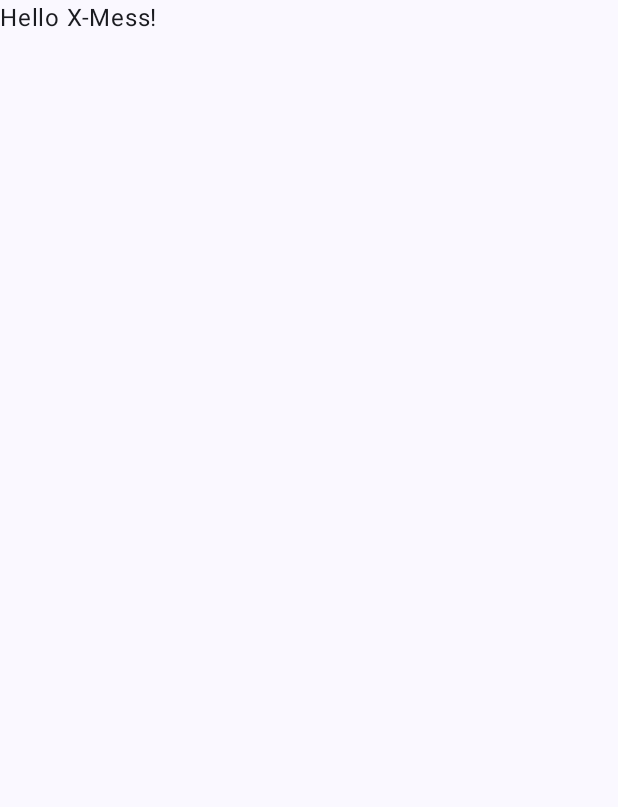
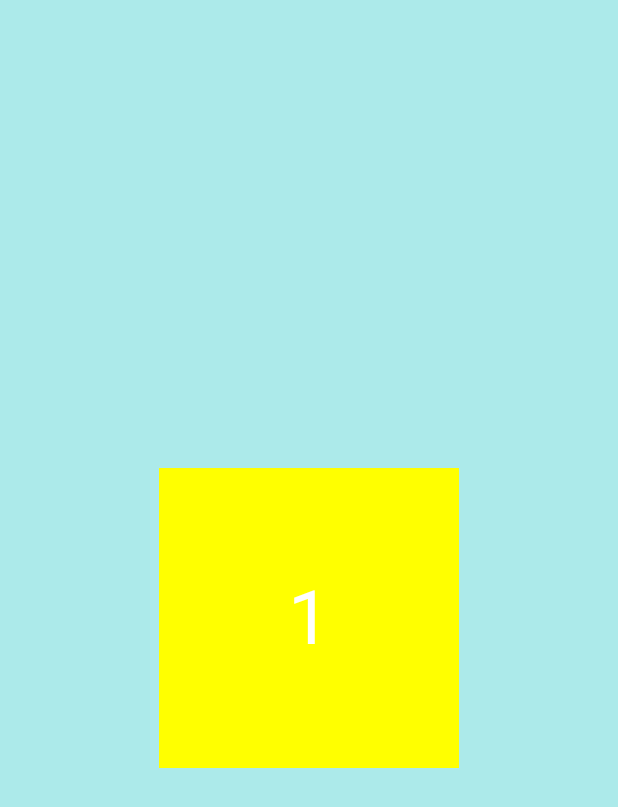
Before and after one commit to FrankNesling/x-mess, an Android app built with Jetpack Compose: the screen it shows after launch (MainActivity), on a phone screen of 412 x 824 dp. Before the commit the part shown is almost empty. Shown: the top 807 px of the screen. Run offline under Robolectric (Android 15) with nearby library versions, the phone set to English and light mode, and no system bars.

Commit message:
advents pager setup

```diff
--- /dev/null
+++ b/app/src/main/java/com/webiecom/x_mess/AdventsPager.kt
@@ -0,0 +1,34 @@
+package com.webiecom.x_mess
+
+import androidx.compose.foundation.pager.HorizontalPager
+import androidx.compose.foundation.pager.rememberPagerState
+import androidx.compose.runtime.Composable
+import androidx.compose.runtime.LaunchedEffect
+import java.time.LocalDate
+
+@Composable
+fun AdventsPager() {
+    val pagesAmount = 24
+
+    // horizontal pager
+    val pagerState = rememberPagerState(pageCount = {
+        pagesAmount
+    })
+
+    HorizontalPager(state = pagerState) { idx ->
+        DayPage(idx,)
+    }
+
+    // jump to current date
+
+    val currentDate = LocalDate.now()
+    var day = currentDate.dayOfMonth
+    val month = currentDate.monthValue
+    day = if (month != 12) 1
+    else minOf(day, 24)
+
+    LaunchedEffect(Unit) {
+        // 4. Scroll to the specific page/index
+        pagerState.animateScrollToPage(day-1)
+    }
+}
--- /dev/null
+++ b/app/src/main/java/com/webiecom/x_mess/DayPage.kt
@@ -0,0 +1,129 @@
+package com.webiecom.x_mess
+
+import androidx.compose.foundation.background
+import androidx.compose.foundation.clickable
+import androidx.compose.foundation.layout.Box
+import androidx.compose.foundation.layout.Column
+import androidx.compose.foundation.layout.Spacer
+import androidx.compose.foundation.layout.fillMaxSize
+import androidx.compose.foundation.layout.height
+import androidx.compose.foundation.layout.padding
+import androidx.compose.foundation.layout.size
+import androidx.compose.material3.AlertDialog
+import androidx.compose.material3.Button
+import androidx.compose.material3.Text
+import androidx.compose.runtime.Composable
+import androidx.compose.runtime.mutableStateOf
+import androidx.compose.runtime.remember
+import androidx.compose.ui.Alignment
+import androidx.compose.ui.Modifier
+import androidx.compose.ui.graphics.Color.Companion.Green
+import androidx.compose.ui.graphics.Color.Companion.White
+import androidx.compose.ui.graphics.Color.Companion.Yellow
+import androidx.compose.ui.text.font.FontWeight
+import androidx.compose.ui.text.style.TextAlign
+import androidx.compose.ui.unit.dp
+import androidx.compose.ui.unit.sp
+import java.time.LocalDate
+
+fun getDaySuffix(day: Int): String {
+    return when (day) {
+        1, 21 -> "st"
+        2, 22 -> "nd"
+        3, 23 -> "rd"
+        else -> "th"
+    }
+}
+
+@Composable
+fun DayPage(idx: Int) {
+    // Alert
+    val openAlert = remember { mutableStateOf(false) }
+    if (openAlert.value) {
+        AlertDialog(
+            onDismissRequest = { openAlert.value = false },
+            title = { Text("The day has not yet come.") },
+            text = { Text("Patience! December ${idx+1}${getDaySuffix(idx+1)} will come soon.") },
+            confirmButton = {
+                Button(onClick = { openAlert.value = false }) {
+                    Text("OK")
+                }
+            }
+        )
+    }
+
+    // open box
+    val openBox: () -> Unit = {
+        val currentDate = LocalDate.now()
+        val day = currentDate.dayOfMonth
+        val month = currentDate.monthValue
+
+        // check for correct day
+        if (idx + 1 <= day && month == 12) {
+            openAlert.value = false
+        } else {
+            openAlert.value = true
+        }
+
+
+    }
+
+    val hasBeenOpened = false
+
+    // UI
+    Column(
+        modifier = Modifier.fillMaxSize().padding(horizontal = 24.dp),
+        horizontalAlignment = Alignment.CenterHorizontally
+    ) {
+        // not yet opened
+        if (!hasBeenOpened) {
+            Spacer(modifier = Modifier.weight(1f))
+            Box(
+                modifier = Modifier
+                    .size(200.dp)
+                    .background(Yellow)
+                    .padding(16.dp)
+                    .clickable(onClick = openBox),
+                contentAlignment = Alignment.Center
+            ) {
+                Text(
+                    text = (idx+1).toString(),
+                    fontSize = 50.sp,
+                    color = White
+                )
+            }
+            Spacer(modifier = Modifier.weight(1f))
+        } // opened
+        else {
+            // Title
+            Spacer(Modifier.height(96.dp))
+            Text(
+                text = "" + idx,
+                fontSize = 50.sp,
+                textAlign = TextAlign.Center,
+                color = Green,
+                lineHeight =  50.sp,
+                fontWeight = FontWeight.Bold
+            )
+            Text(
+                text = "${idx+1}${getDaySuffix(idx+1)} December",
+                fontSize = 25.sp,
+                lineHeight = 25.sp,
+                textAlign = TextAlign.Center,
+                color = Green,
+                fontWeight = FontWeight.Bold
+            )
+
+            // Text
+            Spacer(Modifier.height(24.dp))
+            Text(
+                text = "" + idx,
+                fontSize = 30.sp,
+                textAlign = TextAlign.Center,
+                color = White,
+                fontWeight = FontWeight.Black
+            )
+
+        }
+    }
+}
--- a/app/src/main/java/com/webiecom/x_mess/MainActivity.kt
+++ b/app/src/main/java/com/webiecom/x_mess/MainActivity.kt
@@ -2,29 +2,31 @@ package com.webiecom.x_mess
 
 import android.os.Bundle
 import androidx.activity.ComponentActivity
+import androidx.activity.SystemBarStyle
 import androidx.activity.compose.setContent
 import androidx.activity.enableEdgeToEdge
-import androidx.compose.foundation.layout.fillMaxSize
-import androidx.compose.foundation.layout.padding
-import androidx.compose.material3.Scaffold
 import androidx.compose.material3.Text
 import androidx.compose.runtime.Composable
 import androidx.compose.ui.Modifier
+import androidx.compose.ui.graphics.toArgb
 import androidx.compose.ui.tooling.preview.Preview
 import com.webiecom.x_mess.ui.theme.XMessTheme
+import com.webiecom.x_mess.ui.theme.backgroundColor
 
 class MainActivity : ComponentActivity() {
     override fun onCreate(savedInstanceState: Bundle?) {
+        enableEdgeToEdge(
+            navigationBarStyle = SystemBarStyle.light(
+                scrim = backgroundColor.toArgb(),
+                darkScrim = backgroundColor.toArgb()
+            )
+        )
+
         super.onCreate(savedInstanceState)
-        enableEdgeToEdge()
+
         setContent {
             XMessTheme {
-                Scaffold(modifier = Modifier.fillMaxSize()) { innerPadding ->
-                    Greeting(
-                        name = "X-Mess",
-                        modifier = Modifier.padding(innerPadding)
-                    )
-                }
+                AdventsPager()
             }
         }
     }
--- a/app/src/main/java/com/webiecom/x_mess/ui/theme/Color.kt
+++ b/app/src/main/java/com/webiecom/x_mess/ui/theme/Color.kt
@@ -2,10 +2,5 @@ package com.webiecom.x_mess.ui.theme
 
 import androidx.compose.ui.graphics.Color
 
-val Purple80 = Color(0xFFD0BCFF)
-val PurpleGrey80 = Color(0xFFCCC2DC)
-val Pink80 = Color(0xFFEFB8C8)
-
-val Purple40 = Color(0xFF6650a4)
-val PurpleGrey40 = Color(0xFF625b71)
-val Pink40 = Color(0xFF7D5260)
+val backgroundColor = Color(0xFFACEAEA)
+val textColor = Color(0xFF255B5B)
--- a/app/src/main/java/com/webiecom/x_mess/ui/theme/Theme.kt
+++ b/app/src/main/java/com/webiecom/x_mess/ui/theme/Theme.kt
@@ -1,26 +1,22 @@
 package com.webiecom.x_mess.ui.theme
 
-import android.app.Activity
 import android.os.Build
 import androidx.compose.foundation.isSystemInDarkTheme
+import androidx.compose.foundation.layout.fillMaxSize
 import androidx.compose.material3.MaterialTheme
-import androidx.compose.material3.darkColorScheme
+import androidx.compose.material3.Surface
 import androidx.compose.material3.dynamicDarkColorScheme
 import androidx.compose.material3.dynamicLightColorScheme
 import androidx.compose.material3.lightColorScheme
 import androidx.compose.runtime.Composable
+import androidx.compose.ui.Modifier
 import androidx.compose.ui.platform.LocalContext
 
-private val DarkColorScheme = darkColorScheme(
-    primary = Purple80,
-    secondary = PurpleGrey80,
-    tertiary = Pink80
-)
-
 private val LightColorScheme = lightColorScheme(
-    primary = Purple40,
-    secondary = PurpleGrey40,
-    tertiary = Pink40
+    primary = textColor,
+    background = backgroundColor,
+    onSurface = backgroundColor,
+    surface = backgroundColor
 
     /* Other default colors to override
     background = Color(0xFFFFFBFE),
@@ -37,7 +33,7 @@ private val LightColorScheme = lightColorScheme(
 fun XMessTheme(
     darkTheme: Boolean = isSystemInDarkTheme(),
     // Dynamic color is available on Android 12+
-    dynamicColor: Boolean = true,
+    dynamicColor: Boolean = false,
     content: @Composable () -> Unit
 ) {
     val colorScheme = when {
@@ -46,13 +42,18 @@ fun XMessTheme(
             if (darkTheme) dynamicDarkColorScheme(context) else dynamicLightColorScheme(context)
         }
 
-        darkTheme -> DarkColorScheme
+        darkTheme -> LightColorScheme
         else -> LightColorScheme
     }
 
     MaterialTheme(
         colorScheme = colorScheme,
         typography = Typography,
-        content = content
-    )
+    ) {
+        Surface(
+            modifier = Modifier.fillMaxSize(),
+        ) {
+            content()
+        }
+    }
 }
--- a/gradle/libs.versions.toml
+++ b/gradle/libs.versions.toml
@@ -10,6 +10,7 @@ lifecycleRuntimeKtx = "2.11.1"
 activityCompose = "1.8.0"
 kotlin = "2.2.10"
 composeBom = "2026.02.01"
+ui = "1.13.0"
 
 [libraries]
 androidx-core-ktx = { group = "androidx.core", name = "core-ktx", version.ref = "coreKtx" }
@@ -28,6 +29,7 @@ androidx-compose-ui-tooling-preview = { group = "androidx.compose.ui", name = "u
 androidx-compose-ui-test-manifest = { group = "androidx.compose.ui", name = "ui-test-manifest" }
 androidx-compose-ui-test-junit4 = { group = "androidx.compose.ui", name = "ui-test-junit4" }
 androidx-compose-material3 = { group = "androidx.compose.material3", name = "material3" }
+androidx-ui = { group = "androidx.compose.ui", name = "ui", version.ref = "ui" }
 
 [plugins]
 android-application = { id = "com.android.application", version.ref = "agp" }
```
Also changed, not shown: app/build.gradle.kts (+4 -8 lines).
